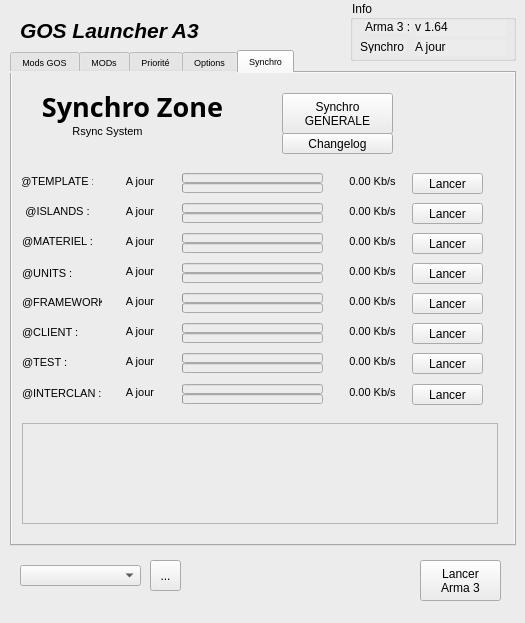
Qt form principale.ui (ChristopheTdn/GOSLauncher_A3_Python_version) before a commit.
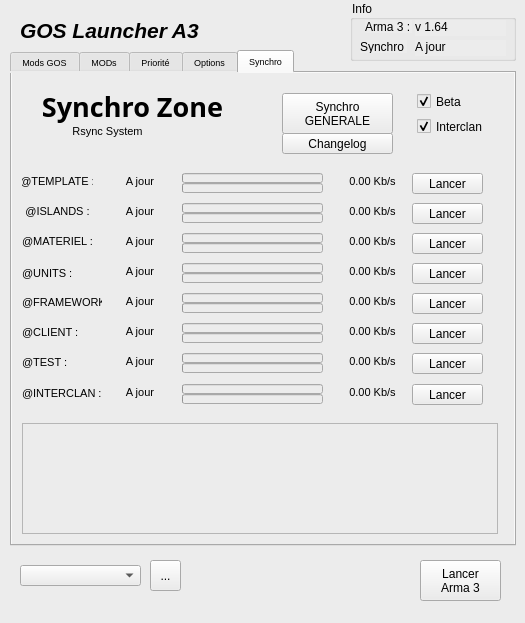
The same form after that commit. Icons and pictures are not drawn.

Commit message: Ajoute Gestion @INTERCLAN et @TEST

```diff
--- a/principale.ui
+++ b/principale.ui
@@ -2394,7 +2394,7 @@
         <x>10</x>
         <y>350</y>
         <width>476</width>
-        <height>101</height>
+        <height>111</height>
        </rect>
       </property>
       <property name="acceptDrops">
@@ -3238,6 +3238,38 @@
        <string>Changelog</string>
       </property>
      </widget>
+     <widget class="QCheckBox" name="checkBox_SynchroBeta">
+      <property name="geometry">
+       <rect>
+        <x>405</x>
+        <y>20</y>
+        <width>70</width>
+        <height>17</height>
+       </rect>
+      </property>
+      <property name="text">
+       <string>Beta</string>
+      </property>
+      <property name="checked">
+       <bool>true</bool>
+      </property>
+     </widget>
+     <widget class="QCheckBox" name="checkBox_SynchroInterclan">
+      <property name="geometry">
+       <rect>
+        <x>405</x>
+        <y>45</y>
+        <width>70</width>
+        <height>17</height>
+       </rect>
+      </property>
+      <property name="text">
+       <string>Interclan</string>
+      </property>
+      <property name="checked">
+       <bool>true</bool>
+      </property>
+     </widget>
     </widget>
    </widget>
    <widget class="QPushButton" name="pushButton_LaunchArma3">
```
The commit also changes 3 other files.
